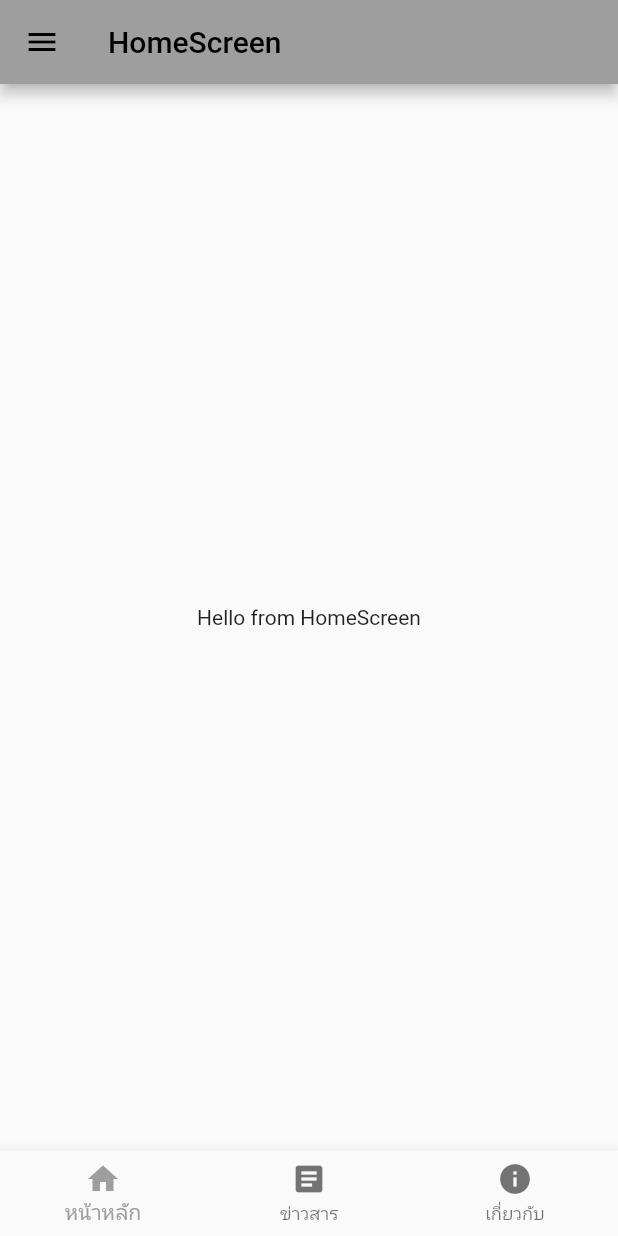
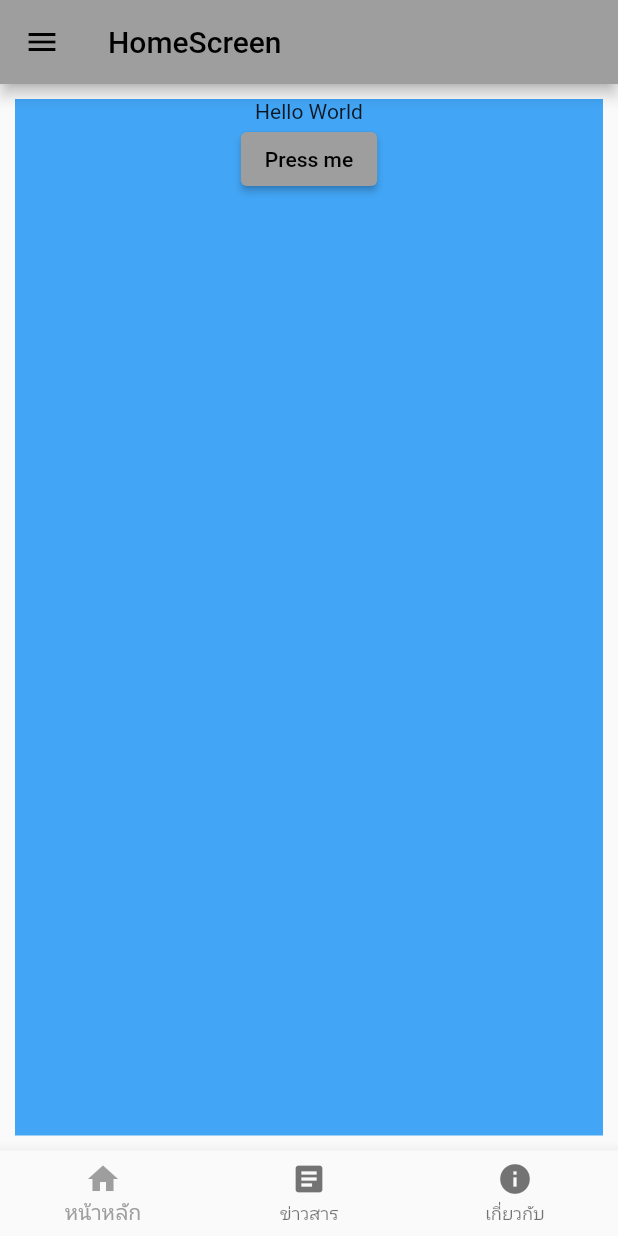
Before and after one commit to NitaKanon/myfirstproject, a Flutter app: the screen it shows after launch, on a phone screen of 412 x 824 dp. Run offline on Flutter 3.47's test engine with Material 2 defaults, Android fonts, the phone set to English and light mode, and no system bars.

Commit message:
เสร็จสึ้นที่อบรมวันเสาร์

```diff
--- a/lib/screen/home_screen.dart
+++ b/lib/screen/home_screen.dart
@@ -15,14 +15,36 @@ class _HomeScreenState extends State<HomeScreen> {
         title: const Text("HomeScreen"),
       ),
       drawer: Drawer(),
-      body: const Center(
-        child: Text("Hello from HomeScreen"),
+      body: Container(
+        color: Colors.blue[400],
+        margin: EdgeInsets.all(10),
+        child: Center(
+          child: Column(
+            children: [
+              Text("Hello World"),
+              ElevatedButton(
+                onPressed: () => {},
+                child: Text("Press me"),
+              )
+
+            ],
+          ),
+        ),
       ),
       bottomNavigationBar: BottomNavigationBar(items: [
-        BottomNavigationBarItem(icon: Icon(Icons.home), label: "หน้าหลัก"),
-        BottomNavigationBarItem(icon: Icon(Icons.article), label: "ข่าวสาร"),
+        BottomNavigationBarItem(
+          icon: Icon(Icons.home),
+          label: "หน้าหลัก",
+        ),
+        BottomNavigationBarItem(
+          icon: Icon(Icons.article),
+          label: "ข่าวสาร",
+        ),
         //BottomNavigationBarItem(icon: Icon(Icons.home), label: "บทความ"),
-        BottomNavigationBarItem(icon: Icon(Icons.info), label: "เกี่ยวกับ"),
+        BottomNavigationBarItem(
+          icon: Icon(Icons.info),
+          label: "เกี่ยวกับ",
+        ),
       ]),
     );
   }
```
